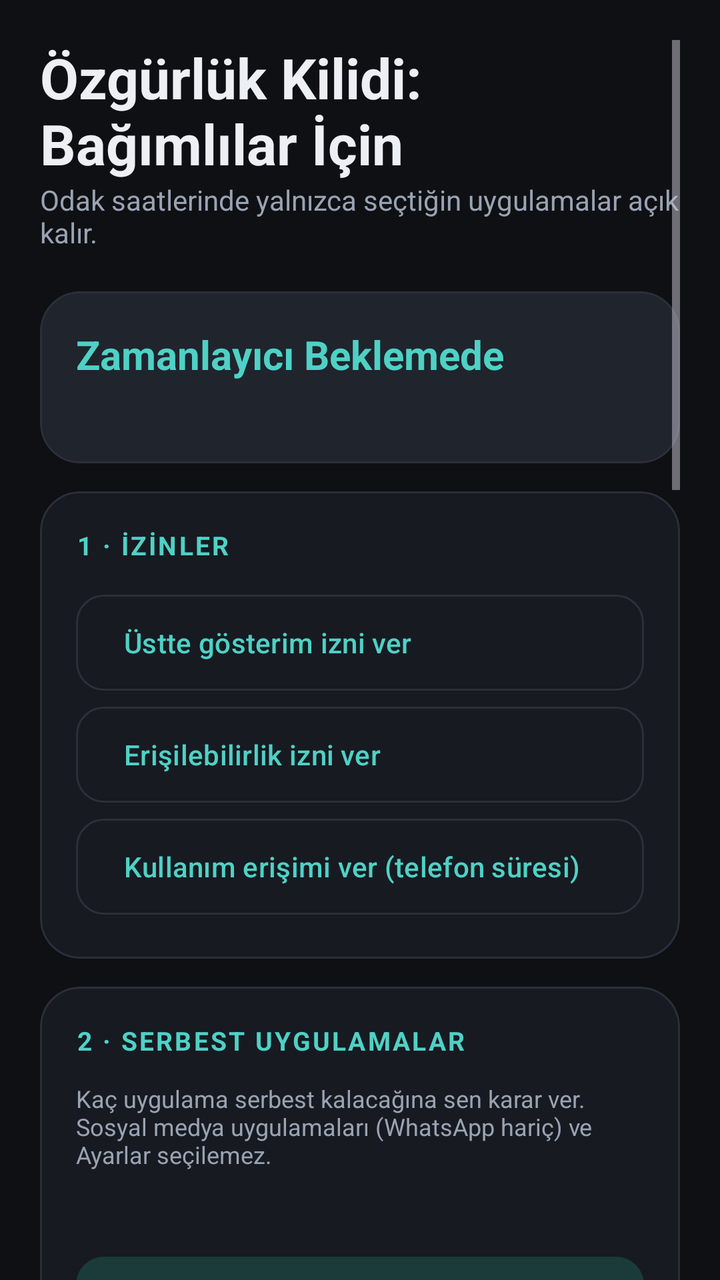
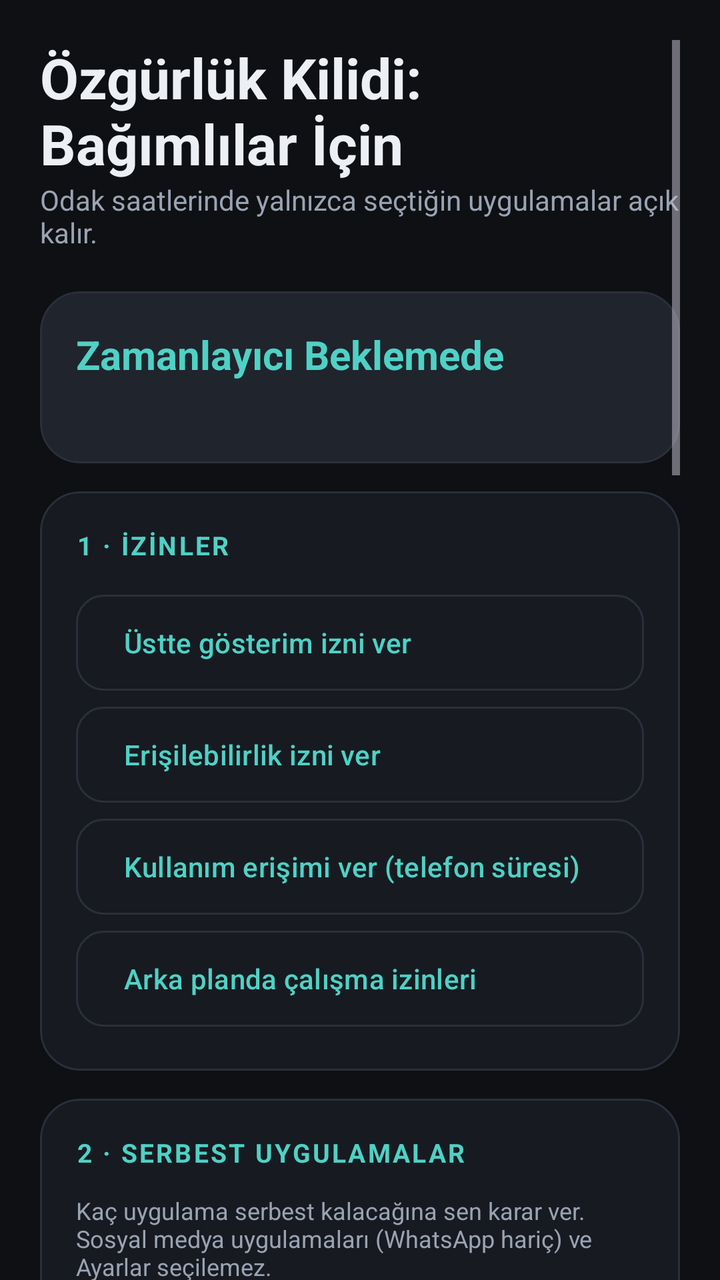

An Android layout rendered at two revisions. The XML below is the earlier revision; the diff shows what the commit changed to produce the second picture.
<!-- AndroidManifest.xml: application theme Theme.OzgurlukKilidi -->
<!-- res/layout/activity_main.xml -->
<?xml version="1.0" encoding="utf-8"?>
<FrameLayout xmlns:android="http://schemas.android.com/apk/res/android"
    xmlns:app="http://schemas.android.com/apk/res-auto"
    android:id="@+id/rootLayout"
    android:layout_width="match_parent"
    android:layout_height="match_parent"
    android:background="@color/bg">

    
    <ScrollView
        android:id="@+id/layoutSettings"
        android:layout_width="match_parent"
        android:layout_height="match_parent"
        android:clipToPadding="false"
        android:fillViewport="true"
        android:paddingHorizontal="20dp"
        android:paddingTop="20dp"
        android:paddingBottom="28dp">

        <LinearLayout
            android:layout_width="match_parent"
            android:layout_height="wrap_content"
            android:orientation="vertical">

            
            <TextView
                android:layout_width="wrap_content"
                android:layout_height="wrap_content"
                android:text="@string/app_name"
                android:textColor="@color/text_primary"
                android:textSize="28sp"
                android:textStyle="bold" />

            <TextView
                android:layout_width="wrap_content"
                android:layout_height="wrap_content"
                android:layout_marginBottom="20dp"
                android:text="Odak saatlerinde yalnızca seçtiğin uygulamalar açık kalır."
                android:textColor="@color/text_secondary"
                android:textSize="14sp" />

            
            <com.google.android.material.card.MaterialCardView
                android:id="@+id/cardStatus"
                style="@style/SettingsCard"
                app:cardBackgroundColor="@color/surface_high">

                <LinearLayout
                    android:layout_width="match_parent"
                    android:layout_height="wrap_content"
                    android:orientation="vertical">

                    <TextView
                        android:id="@+id/tvStatus"
                        android:layout_width="wrap_content"
                        android:layout_height="wrap_content"
                        android:text="Zamanlayıcı Beklemede"
                        android:textColor="@color/accent"
                        android:textSize="20sp"
                        android:textStyle="bold" />

                    <TextView
                        android:id="@+id/tvStatusDetail"
                        android:layout_width="wrap_content"
                        android:layout_height="wrap_content"
                        android:layout_marginTop="4dp"
                        android:textColor="@color/text_secondary"
                        android:textSize="14sp" />
                </LinearLayout>
            </com.google.android.material.card.MaterialCardView>

            
            <com.google.android.material.card.MaterialCardView style="@style/SettingsCard">

                <LinearLayout
                    android:layout_width="match_parent"
                    android:layout_height="wrap_content"
                    android:orientation="vertical">

                    <TextView
                        style="@style/SectionTitle"
                        android:text="1 · İZİNLER" />

                    <com.google.android.material.button.MaterialButton
                        android:id="@+id/btnOverlayPermission"
                        style="@style/Widget.Material3.Button.OutlinedButton"
                        android:layout_width="match_parent"
                        android:layout_height="56dp"
                        android:gravity="start|center_vertical"
                        android:text="Üstte gösterim izni ver"
                        android:textAllCaps="false"
                        app:cornerRadius="14dp" />

                    <com.google.android.material.button.MaterialButton
                        android:id="@+id/btnAccessibilityPermission"
                        style="@style/Widget.Material3.Button.OutlinedButton"
                        android:layout_width="match_parent"
                        android:layout_height="56dp"
                        android:gravity="start|center_vertical"
                        android:text="Erişilebilirlik izni ver"
                        android:textAllCaps="false"
                        app:cornerRadius="14dp" />

                    <com.google.android.material.button.MaterialButton
                        android:id="@+id/btnUsagePermission"
                        style="@style/Widget.Material3.Button.OutlinedButton"
                        android:layout_width="match_parent"
                        android:layout_height="56dp"
                        android:gravity="start|center_vertical"
                        android:text="Kullanım erişimi ver (telefon süresi)"
                        android:textAllCaps="false"
                        app:cornerRadius="14dp" />
                </LinearLayout>
            </com.google.android.material.card.MaterialCardView>

            
            <com.google.android.material.card.MaterialCardView style="@style/SettingsCard">

                <LinearLayout
                    android:layout_width="match_parent"
                    android:layout_height="wrap_content"
                    android:orientation="vertical">

                    <TextView
                        style="@style/SectionTitle"
                        android:text="2 · SERBEST UYGULAMALAR" />

                    <TextView
                        android:layout_width="match_parent"
                        android:layout_height="wrap_content"
                        android:layout_marginBottom="8dp"
                        android:text="Kaç uygulama serbest kalacağına sen karar ver. Sosyal medya uygulamaları (WhatsApp hariç) ve Ayarlar seçilemez."
                        android:textColor="@color/text_secondary"
                        android:textSize="12sp" />

                    <TextView
                        android:id="@+id/tvSelectedApps"
                        android:layout_width="match_parent"
                        android:layout_height="wrap_content"
                        android:layout_marginBottom="12dp"
                        android:textColor="@color/text_primary"
                        android:textSize="14sp" />

                    <com.google.android.material.button.MaterialButton
                        android:id="@+id/btnSelectApps"
                        style="@style/Widget.Material3.Button.TonalButton"
                        android:layout_width="match_parent"
                        android:layout_height="56dp"
                        android:text="Uygulamaları seç"
                        android:textAllCaps="false"
                        app:cornerRadius="14dp" />
                </LinearLayout>
            </com.google.android.material.card.MaterialCardView>

            
            <com.google.android.material.card.MaterialCardView style="@style/SettingsCard">

                <LinearLayout
                    android:layout_width="match_parent"
                    android:layout_height="wrap_content"
                    android:orientation="vertical">

                    <TextView
                        style="@style/SectionTitle"
                        android:text="3 · ZAMANLAMA" />

                    <LinearLayout
                        android:layout_width="match_parent"
                        android:layout_height="wrap_content"
                        android:layout_marginBottom="12dp"
                        android:orientation="horizontal">

                        <com.google.android.material.button.MaterialButton
                            android:id="@+id/btnStartTime"
                            style="@style/Widget.Material3.Button.TonalButton"
                            android:layout_width="0dp"
                            android:layout_height="64dp"
                            android:layout_marginEnd="8dp"
                            android:layout_weight="1"
                            android:text="Başlangıç\n--:--"
                            android:textAllCaps="false"
                            app:cornerRadius="14dp" />

                        <com.google.android.material.button.MaterialButton
                            android:id="@+id/btnEndTime"
                            style="@style/Widget.Material3.Button.TonalButton"
                            android:layout_width="0dp"
                            android:layout_height="64dp"
                            android:layout_weight="1"
                            android:text="Bitiş\n--:--"
                            android:textAllCaps="false"
                            app:cornerRadius="14dp" />
                    </LinearLayout>

                    <LinearLayout
                        android:layout_width="match_parent"
                        android:layout_height="wrap_content"
                        android:orientation="horizontal">

                        <ToggleButton
                            android:id="@+id/btnMon"
                            style="@style/DayToggle"
                            android:textOff="Pzt"
                            android:textOn="Pzt" />

                        <ToggleButton
                            android:id="@+id/btnTue"
                            style="@style/DayToggle"
                            android:textOff="Sal"
                            android:textOn="Sal" />

                        <ToggleButton
                            android:id="@+id/btnWed"
                            style="@style/DayToggle"
                            android:textOff="Çar"
                            android:textOn="Çar" />

                        <ToggleButton
                            android:id="@+id/btnThu"
                            style="@style/DayToggle"
                            android:textOff="Per"
                            android:textOn="Per" />

                        <ToggleButton
                            android:id="@+id/btnFri"
                            style="@style/DayToggle"
                            android:textOff="Cum"
                            android:textOn="Cum" />

                        <ToggleButton
                            android:id="@+id/btnSat"
                            style="@style/DayToggle"
                            android:textOff="Cmt"
                            android:textOn="Cmt" />

                        <ToggleButton
                            android:id="@+id/btnSun"
                            style="@style/DayToggle"
                            android:textOff="Paz"
                            android:textOn="Paz" />
                    </LinearLayout>

                    <TextView
                        android:layout_width="wrap_content"
                        android:layout_height="wrap_content"
                        android:layout_marginTop="8dp"
                        android:text="Saat aralığı ve en az bir gün seçmek zorunludur."
                        android:textColor="@color/text_secondary"
                        android:textSize="12sp" />
                </LinearLayout>
            </com.google.android.material.card.MaterialCardView>

            
            <com.google.android.material.card.MaterialCardView style="@style/SettingsCard">

                <LinearLayout
                    android:layout_width="match_parent"
                    android:layout_height="wrap_content"
                    android:orientation="vertical">

                    <TextView
                        style="@style/SectionTitle"
                        android:text="4 · TAKVİM (İSTEĞE BAĞLI)" />

                    <TextView
                        android:layout_width="match_parent"
                        android:layout_height="wrap_content"
                        android:layout_marginBottom="10dp"
                        android:text="Seçtiğin tarihlerde zamanlayıcı hiçbir şekilde kapatılamaz."
                        android:textColor="@color/text_secondary"
                        android:textSize="12sp" />

                    <com.google.android.material.button.MaterialButtonToggleGroup
                        android:id="@+id/groupCommitMode"
                        android:layout_width="match_parent"
                        android:layout_height="wrap_content"
                        app:checkedButton="@+id/btnModeNone"
                        app:selectionRequired="true"
                        app:singleSelection="true">

                        <com.google.android.material.button.MaterialButton
                            android:id="@+id/btnModeNone"
                            style="@style/Widget.Material3.Button.OutlinedButton"
                            android:layout_width="0dp"
                            android:layout_height="wrap_content"
                            android:layout_weight="1"
                            android:paddingHorizontal="4dp"
                            android:text="Yok"
                            android:textAllCaps="false"
                            android:textSize="12sp" />

                        <com.google.android.material.button.MaterialButton
                            android:id="@+id/btnModeUntil"
                            style="@style/Widget.Material3.Button.OutlinedButton"
                            android:layout_width="0dp"
                            android:layout_height="wrap_content"
                            android:layout_weight="1"
                            android:paddingHorizontal="4dp"
                            android:text="Şu güne kadar"
                            android:textAllCaps="false"
                            android:textSize="12sp" />

                        <com.google.android.material.button.MaterialButton
                            android:id="@+id/btnModeDates"
                            style="@style/Widget.Material3.Button.OutlinedButton"
                            android:layout_width="0dp"
                            android:layout_height="wrap_content"
                            android:layout_weight="1"
                            android:paddingHorizontal="4dp"
                            android:text="Şu günlerde"
                            android:textAllCaps="false"
                            android:textSize="12sp" />
                    </com.google.android.material.button.MaterialButtonToggleGroup>

                    <com.google.android.material.button.MaterialButton
                        android:id="@+id/btnPickUntil"
                        style="@style/Widget.Material3.Button.TonalButton"
                        android:layout_width="match_parent"
                        android:layout_height="56dp"
                        android:layout_marginTop="12dp"
                        android:text="Tarih seç"
                        android:textAllCaps="false"
                        android:visibility="gone"
                        app:cornerRadius="14dp" />

                    <com.google.android.material.button.MaterialButton
                        android:id="@+id/btnAddDate"
                        style="@style/Widget.Material3.Button.TonalButton"
                        android:layout_width="match_parent"
                        android:layout_height="56dp"
                        android:layout_marginTop="12dp"
                        android:text="+ Gün ekle"
                        android:textAllCaps="false"
                        android:visibility="gone"
                        app:cornerRadius="14dp" />

                    <com.google.android.material.chip.ChipGroup
                        android:id="@+id/chipDates"
                        android:layout_width="match_parent"
                        android:layout_height="wrap_content"
                        android:layout_marginTop="8dp"
                        android:visibility="gone" />

                    <TextView
                        android:id="@+id/tvCommitInfo"
                        android:layout_width="match_parent"
                        android:layout_height="wrap_content"
                        android:layout_marginTop="8dp"
                        android:textColor="@color/warning"
                        android:textSize="13sp"
                        android:visibility="gone" />
                </LinearLayout>
            </com.google.android.material.card.MaterialCardView>

            <com.google.android.material.button.MaterialButton
                android:id="@+id/btnLock"
                style="@style/Widget.Material3.Button"
                android:layout_width="match_parent"
                android:layout_height="64dp"
                android:layout_marginTop="6dp"
                android:text="ZAMANLAYICIYI AKTİF ET"
                android:textSize="16sp"
                android:textStyle="bold"
                app:cornerRadius="18dp" />

            
            <com.google.android.material.card.MaterialCardView
                style="@style/SettingsCard"
                android:layout_marginTop="20dp">

                <LinearLayout
                    android:layout_width="match_parent"
                    android:layout_height="wrap_content"
                    android:orientation="vertical">

                    <TextView
                        style="@style/SectionTitle"
                        android:text="5 · BAĞIMLILAR İÇİN" />

                    <TextView
                        android:layout_width="match_parent"
                        android:layout_height="wrap_content"
                        android:layout_marginBottom="10dp"
                        android:text="Serbest uygulamalar sayılmaz. Geri kalan uygulamalarda günde toplam 2 saati geçersen telefon, mola saatleri dışında kilitlenir. Seçtiğin tarihe kadar bu mod kapatılamaz ve uygulama silinemez."
                        android:textColor="@color/text_secondary"
                        android:textSize="12sp" />

                    <TextView
                        android:id="@+id/tvAddictUsage"
                        android:layout_width="match_parent"
                        android:layout_height="wrap_content"
                        android:layout_marginBottom="12dp"
                        android:textColor="@color/text_primary"
                        android:textSize="14sp" />

                    <com.google.android.material.button.MaterialButton
                        android:id="@+id/btnAddictUntil"
                        style="@style/Widget.Material3.Button.TonalButton"
                        android:layout_width="match_parent"
                        android:layout_height="56dp"
                        android:layout_marginBottom="12dp"
                        android:text="Bitiş tarihi seç"
                        android:textAllCaps="false"
                        app:cornerRadius="14dp" />

                    <TextView
                        android:layout_width="wrap_content"
                        android:layout_height="wrap_content"
                        android:layout_marginBottom="6dp"
                        android:text="Mola saat aralığı (bu saatlerde her şey serbest)"
                        android:textColor="@color/text_secondary"
                        android:textSize="12sp" />

                    <LinearLayout
                        android:layout_width="match_parent"
                        android:layout_height="wrap_content"
                        android:orientation="horizontal">

                        <com.google.android.material.button.MaterialButton
                            android:id="@+id/btnBreakStart"
                            style="@style/Widget.Material3.Button.TonalButton"
                            android:layout_width="0dp"
                            android:layout_height="64dp"
                            android:layout_marginEnd="8dp"
                            android:layout_weight="1"
                            android:text="Mola başı\n--:--"
                            android:textAllCaps="false"
                            app:cornerRadius="14dp" />

                        <com.google.android.material.button.MaterialButton
                            android:id="@+id/btnBreakEnd"
                            style="@style/Widget.Material3.Button.TonalButton"
                            android:layout_width="0dp"
                            android:layout_height="64dp"
                            android:layout_weight="1"
                            android:text="Mola sonu\n--:--"
                            android:textAllCaps="false"
                            app:cornerRadius="14dp" />
                    </LinearLayout>

                    <TextView
                        android:id="@+id/tvAddictInfo"
                        android:layout_width="match_parent"
                        android:layout_height="wrap_content"
                        android:layout_marginTop="8dp"
                        android:textColor="@color/warning"
                        android:textSize="13sp"
                        android:visibility="gone" />

                    <com.google.android.material.button.MaterialButton
                        android:id="@+id/btnAddict"
                        style="@style/Widget.Material3.Button"
                        android:layout_width="match_parent"
                        android:layout_height="64dp"
                        android:layout_marginTop="12dp"
                        android:backgroundTint="@color/danger"
                        android:text="BAĞIMLILAR İÇİN MODUNU BAŞLAT"
                        android:textColor="@color/on_danger"
                        android:textSize="15sp"
                        android:textStyle="bold"
                        app:cornerRadius="18dp" />
                </LinearLayout>
            </com.google.android.material.card.MaterialCardView>

            <com.google.android.material.button.MaterialButton
                android:id="@+id/btnUpdate"
                style="@style/Widget.Material3.Button.TextButton"
                android:layout_width="match_parent"
                android:layout_height="wrap_content"
                android:layout_marginTop="12dp"
                android:text="Güncellemeleri kontrol et"
                android:textAllCaps="false" />

            <TextView
                android:id="@+id/tvVersion"
                android:layout_width="match_parent"
                android:layout_height="wrap_content"
                android:gravity="center"
                android:textColor="@color/text_secondary"
                android:textSize="11sp" />

        </LinearLayout>
    </ScrollView>

    
    <ScrollView
        android:id="@+id/layoutLockContainer"
        android:layout_width="match_parent"
        android:layout_height="match_parent"
        android:clipToPadding="false"
        android:fillViewport="true"
        android:paddingHorizontal="20dp"
        android:paddingTop="24dp"
        android:paddingBottom="24dp"
        android:visibility="gone">

        <LinearLayout
            android:layout_width="match_parent"
            android:layout_height="wrap_content"
            android:gravity="center_horizontal"
            android:orientation="vertical">

            <TextView
                android:id="@+id/tvCountdownLabel"
                android:layout_width="wrap_content"
                android:layout_height="wrap_content"
                android:letterSpacing="0.08"
                android:text="ODAK MODU"
                android:textColor="@color/accent"
                android:textSize="13sp"
                android:textStyle="bold" />

            
            <LinearLayout
                android:layout_width="match_parent"
                android:layout_height="wrap_content"
                android:layout_marginTop="12dp"
                android:layout_marginBottom="16dp"
                android:background="@drawable/bg_countdown"
                android:gravity="center_horizontal"
                android:orientation="vertical"
                android:paddingHorizontal="24dp"
                android:paddingTop="22dp"
                android:paddingBottom="20dp">

                <TextView
                    android:id="@+id/tvCountdown"
                    android:layout_width="wrap_content"
                    android:layout_height="wrap_content"
                    android:fontFamily="monospace"
                    android:text="00:00:00"
                    android:textColor="@color/text_primary"
                    android:textSize="48sp"
                    android:textStyle="bold" />

                <com.google.android.material.progressindicator.LinearProgressIndicator
                    android:id="@+id/progressLock"
                    android:layout_width="match_parent"
                    android:layout_height="wrap_content"
                    android:layout_marginTop="14dp"
                    android:max="1000"
                    app:indicatorColor="@color/accent"
                    app:trackColor="@color/stroke"
                    app:trackCornerRadius="4dp"
                    app:trackThickness="6dp" />

                <TextView
                    android:id="@+id/tvLockEnds"
                    android:layout_width="wrap_content"
                    android:layout_height="wrap_content"
                    android:layout_marginTop="10dp"
                    android:textColor="@color/text_secondary"
                    android:textSize="13sp" />
            </LinearLayout>

            
            <LinearLayout
                android:layout_width="match_parent"
                android:layout_height="wrap_content"
                android:layout_marginBottom="24dp"
                android:background="@drawable/bg_quote"
                android:orientation="vertical"
                android:paddingHorizontal="12dp"
                android:paddingTop="12dp"
                android:paddingBottom="12dp">

                <LinearLayout
                    android:layout_width="match_parent"
                    android:layout_height="wrap_content"
                    android:gravity="center_vertical"
                    android:orientation="horizontal">

                    <TextView
                        android:layout_width="0dp"
                        android:layout_height="wrap_content"
                        android:layout_weight="1"
                        android:paddingStart="4dp"
                        android:text="🕒  BUGÜN"
                        android:textColor="@color/text_primary"
                        android:textSize="14sp"
                        android:textStyle="bold" />

                    <com.google.android.material.button.MaterialButton
                        android:id="@+id/btnAddActivity"
                        style="@style/Widget.Material3.Button.TonalButton"
                        android:layout_width="wrap_content"
                        android:layout_height="40dp"
                        android:minWidth="0dp"
                        android:paddingHorizontal="14dp"
                        android:text="+ Ekle"
                        android:textAllCaps="false"
                        android:textSize="13sp"
                        app:cornerRadius="12dp" />
                </LinearLayout>

                <com.ozgurluk.kilidi.ChartView
                    android:id="@+id/chartActivities"
                    android:layout_width="match_parent"
                    android:layout_height="300dp"
                    android:layout_marginTop="6dp"
                    android:contentDescription="Bugünkü etkinlik grafiği" />

                <TextView
                    android:layout_width="match_parent"
                    android:layout_height="wrap_content"
                    android:gravity="center"
                    android:text="Bir çubuğa dokunarak süresini düzenle. Telefon süresi otomatik gelir."
                    android:textColor="@color/text_secondary"
                    android:textSize="11sp" />
            </LinearLayout>

            <TextView
                android:layout_width="match_parent"
                android:layout_height="wrap_content"
                android:layout_marginBottom="12dp"
                android:letterSpacing="0.08"
                android:text="SERBEST UYGULAMALAR"
                android:textColor="@color/text_secondary"
                android:textSize="12sp"
                android:textStyle="bold" />

            
            <LinearLayout
                android:id="@+id/layoutAllowedApps"
                android:layout_width="match_parent"
                android:layout_height="wrap_content"
                android:layout_marginBottom="16dp"
                android:orientation="vertical" />

            <TextView
                android:id="@+id/tvNoApps"
                android:layout_width="match_parent"
                android:layout_height="wrap_content"
                android:layout_marginBottom="16dp"
                android:gravity="center"
                android:text="Serbest uygulama seçilmedi. Şimdilik sadece odaklan!"
                android:textColor="@color/text_secondary"
                android:textSize="14sp"
                android:visibility="gone" />

            <TextView
                android:id="@+id/tvLockCommit"
                android:layout_width="match_parent"
                android:layout_height="wrap_content"
                android:layout_marginBottom="8dp"
                android:gravity="center"
                android:textColor="@color/warning"
                android:textSize="13sp"
                android:visibility="gone" />

            <com.google.android.material.button.MaterialButton
                android:id="@+id/btnUnlock"
                style="@style/Widget.Material3.Button.TextButton"
                android:layout_width="wrap_content"
                android:layout_height="wrap_content"
                android:text="Zamanlayıcıyı durdur"
                android:textAllCaps="false"
                android:textColor="@color/text_secondary"
                android:textSize="13sp" />
        </LinearLayout>
    </ScrollView>

</FrameLayout>
<!-- resources referenced by this layout -->
<resources>
  <color name="accent">#4FD1C5</color>
  <color name="bg">#0E1014</color>
  <color name="danger">#FF6B6B</color>
  <color name="on_danger">#2A0A0A</color>
  <color name="stroke">#2A2F3A</color>
  <color name="surface_high">#20242D</color>
  <color name="text_primary">#ECEFF4</color>
  <color name="text_secondary">#9AA3B2</color>
  <color name="warning">#FFB74D</color>
  <!-- drawable bg_countdown (drawable) -->
  <?xml version="1.0" encoding="utf-8"?>
  <shape xmlns:android="http://schemas.android.com/apk/res/android" android:shape="rectangle">
      <gradient
          android:angle="270"
          android:endColor="@color/surface"
          android:startColor="@color/surface_high" />
      <stroke android:width="1dp" android:color="@color/stroke" />
      <corners android:radius="24dp" />
  </shape>
  <!-- drawable bg_quote (drawable) -->
  <?xml version="1.0" encoding="utf-8"?>
  <ripple xmlns:android="http://schemas.android.com/apk/res/android"
      android:color="#334FD1C5">
      <item>
          <shape android:shape="rectangle">
              <solid android:color="@color/accent_soft" />
              <corners android:radius="20dp" />
          </shape>
      </item>
  </ripple>
  <string name="app_name">Özgürlük Kilidi: Bağımlılar İçin</string>
  <style name="DayToggle">
          <item name="android:layout_width">0dp</item>
          <item name="android:layout_height">44dp</item>
          <item name="android:layout_weight">1</item>
          <item name="android:layout_margin">3dp</item>
          <item name="android:minWidth">0dp</item>
          <item name="android:minHeight">0dp</item>
          <item name="android:padding">0dp</item>
          <item name="android:background">@drawable/bg_day_toggle</item>
          <item name="android:textColor">@color/day_toggle_text</item>
          <item name="android:textSize">12sp</item>
          <item name="android:textStyle">bold</item>
          <item name="android:textAllCaps">false</item>
          <item name="android:stateListAnimator">@null</item>
      </style>
  <style name="SectionTitle">
          <item name="android:layout_width">wrap_content</item>
          <item name="android:layout_height">wrap_content</item>
          <item name="android:layout_marginBottom">12dp</item>
          <item name="android:textColor">@color/accent</item>
          <item name="android:textSize">13sp</item>
          <item name="android:textStyle">bold</item>
          <item name="android:letterSpacing">0.08</item>
      </style>
  <style name="SettingsCard" parent="Widget.Material3.CardView.Filled">
          <item name="android:layout_width">match_parent</item>
          <item name="android:layout_height">wrap_content</item>
          <item name="android:layout_marginBottom">14dp</item>
          <item name="cardBackgroundColor">@color/surface</item>
          <item name="cardCornerRadius">20dp</item>
          <item name="cardElevation">0dp</item>
          <item name="strokeColor">@color/stroke</item>
          <item name="strokeWidth">1dp</item>
          <item name="contentPadding">18dp</item>
      </style>
  <color name="surface">#171A21</color>
  <color name="accent_soft">#1A3B39</color>
  <!-- drawable bg_day_toggle (drawable) -->
  <?xml version="1.0" encoding="utf-8"?>
  <selector xmlns:android="http://schemas.android.com/apk/res/android">
      <item android:state_checked="true">
          <shape android:shape="rectangle">
              <solid android:color="@color/accent" />
              <corners android:radius="12dp" />
          </shape>
      </item>
      <item>
          <shape android:shape="rectangle">
              <solid android:color="@color/surface_high" />
              <stroke android:width="1dp" android:color="@color/stroke" />
              <corners android:radius="12dp" />
          </shape>
      </item>
  </selector>
  <color name="on_accent">#06201D</color>
  <!-- unchanged entries left out for length: 1 -->
</resources>

<!-- the commit's change to res/layout/activity_main.xml (unified diff, before → after) -->
@@ -108,6 +108,16 @@
                         android:layout_height="56dp"
                         android:gravity="start|center_vertical"
                         android:text="Kullanım erişimi ver (telefon süresi)"
+                        android:textAllCaps="false"
+                        app:cornerRadius="14dp" />
+
+                    <com.google.android.material.button.MaterialButton
+                        android:id="@+id/btnBackgroundPermission"
+                        style="@style/Widget.Material3.Button.OutlinedButton"
+                        android:layout_width="match_parent"
+                        android:layout_height="56dp"
+                        android:gravity="start|center_vertical"
+                        android:text="Arka planda çalışma izinleri"
                         android:textAllCaps="false"
                         app:cornerRadius="14dp" />
                 </LinearLayout>
